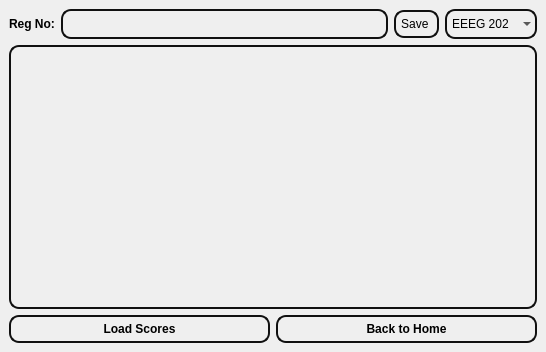
Old version of the form score_teacher.ui in the repository suvam452/Mulyankan.
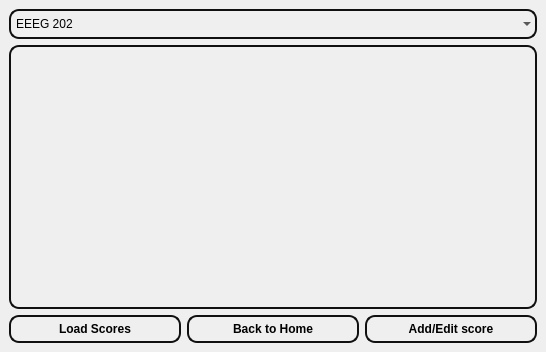
New version of the form.

What changed in the file:
```diff
--- a/score_teacher.ui
+++ b/score_teacher.ui
@@ -19,53 +19,6 @@
      <layout class="QVBoxLayout" name="verticalLayout">
       <item>
        <layout class="QHBoxLayout" name="horizontalLayout">
-        <item>
-         <widget class="QLabel" name="label">
-          <property name="font">
-           <font>
-            <bold>true</bold>
-           </font>
-          </property>
-          <property name="text">
-           <string>Reg No:</string>
-          </property>
-         </widget>
-        </item>
-        <item>
-         <widget class="QLineEdit" name="lineEdit_regno_toshow">
-          <property name="styleSheet">
-           <string notr="true">QLineEdit{
-    border: 2px solid rgb(16, 16, 16);
-    border-radius: 10px; 
-    background-color: rgb(255, 255, 255,0);
-    min-width: 8px; 
-    min-height: 8px;
-    padding: 5px;
-    margin: 0px;
-}
-</string>
-          </property>
-         </widget>
-        </item>
-        <item>
-         <widget class="QPushButton" name="pushButton_2">
-          <property name="styleSheet">
-           <string notr="true">QPushButton {
-    border: 2px solid rgb(16, 16, 16);
-    border-radius: 10px; 
-    background-color:rgb(255, 255, 255,0);
-    min-width: 9px; 
-    min-height: 9px; 
-    padding: 5px; 
-    margin: 0px; 
-}
-</string>
-          </property>
-          <property name="text">
-           <string>Save </string>
-          </property>
-         </widget>
-        </item>
         <item>
          <widget class="QComboBox" name="comboBox_subject">
           <property name="styleSheet">
@@ -202,6 +155,31 @@
           </property>
          </widget>
         </item>
+        <item>
+         <widget class="QPushButton" name="pushButton_add_edit">
+          <property name="font">
+           <font>
+            <pointsize>9</pointsize>
+            <bold>true</bold>
+           </font>
+          </property>
+          <property name="styleSheet">
+           <string notr="true">QPushButton {
+    border: 2px solid rgb(16, 16, 16);
+    border-radius: 10px; 
+    background-color:rgb(255, 255, 255,0);
+    min-width: 9px; 
+    min-height: 9px; 
+    padding: 5px; 
+    margin: 0px; 
+}
+</string>
+          </property>
+          <property name="text">
+           <string>Add/Edit score</string>
+          </property>
+         </widget>
+        </item>
        </layout>
       </item>
      </layout>
```
